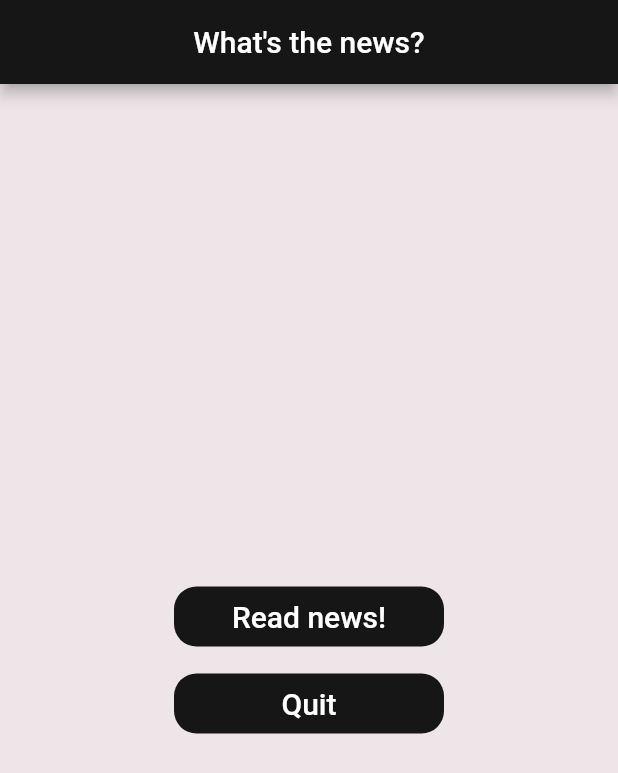
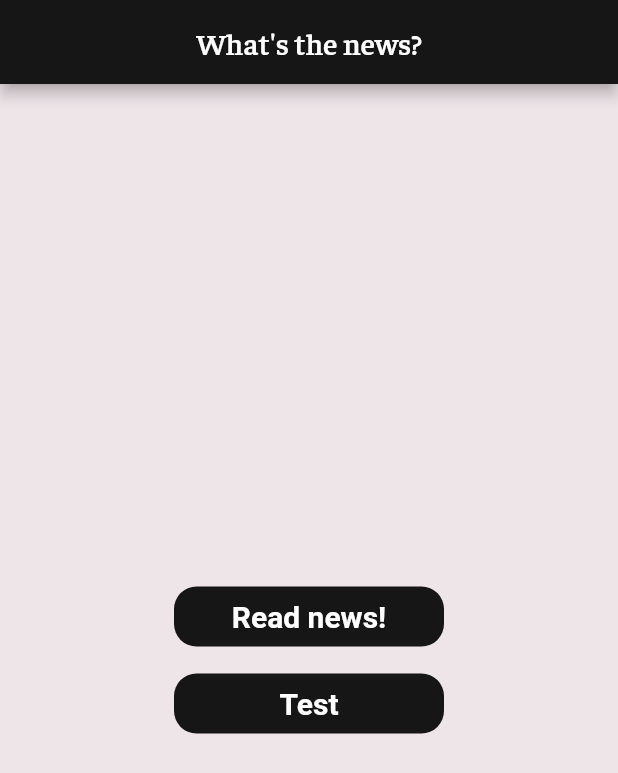
Before and after one commit to Lokker29/whats_the_news, a Flutter app: the screen it shows after launch, on a phone screen of 412 x 824 dp. Shown: the top 773 px of the screen. Run offline on Flutter 3.47's test engine with Material 2 defaults, Android fonts, the phone set to English and light mode, and no system bars; our stand-ins replace chopper, flutter_spinkit; generated files the repository leaves out were written again.

Commit message:
added fonts

```diff
--- a/lib/main.dart
+++ b/lib/main.dart
@@ -7,8 +7,12 @@ void main() {
     theme: ThemeData(
       primaryColor: Color(0xFF171617),
       scaffoldBackgroundColor: Color(0xFFEEE5E9),
+      fontFamily: 'Faustina',
       textButtonTheme: TextButtonThemeData(
         style: TextButton.styleFrom(
+            textStyle: TextStyle(
+              fontWeight: FontWeight.w600,
+            ),
             shape: RoundedRectangleBorder(
                 borderRadius: BorderRadius.circular(15.0)),
             minimumSize: Size(180.0, 40.0),
--- a/lib/pages/home.dart
+++ b/lib/pages/home.dart
@@ -1,5 +1,4 @@
 import 'package:flutter/material.dart';
-import 'package:flutter/services.dart';
 import 'package:whats_the_news/resources/string_constants.dart';
 import 'package:whats_the_news/views/menu_button.dart';
 
@@ -9,28 +8,40 @@ class Home extends StatefulWidget {
 }
 
 class _HomeState extends State<Home> {
-
   @override
   Widget build(BuildContext context) {
     return Scaffold(
-      appBar: AppBar(
+      appBar: _buildAppbar(),
+      body: _buildBody(),
+    );
+  }
+
+  Widget _buildAppbar() {
+    return AppBar(
       automaticallyImplyLeading: false,
-        title: Text(StringConstants.mainTitle, style: TextStyle(fontSize: 20)),
+      title: Text(
+        StringConstants.mainTitle,
+        style: TextStyle(
+          fontSize: 20,
+          fontWeight: FontWeight.w600,
+        ),
+      ),
       centerTitle: true,
-      ),
-      body: Container(
+    );
+  }
+
+  Widget _buildBody() {
+    return Container(
       child: Center(
         child: Column(
           mainAxisAlignment: MainAxisAlignment.center,
           children: [
             MenuButton(
                 text: StringConstants.goToNewsButtonText,
-                  onPressed: () =>
-                      Navigator.of(context).pushNamed('/news')),
+                onPressed: () => Navigator.of(context).pushNamed('/news')),
             SizedBox(height: 10),
-              MenuButton(text: "Quit", onPressed: () => SystemNavigator.pop()),
+            MenuButton(text: "Test", onPressed: () {}),
           ],
-          ),
         ),
       ),
     );
--- a/lib/resources/string_constants.dart
+++ b/lib/resources/string_constants.dart
@@ -7,4 +7,7 @@ class StringConstants {
 
   static const errorAlertTitle = 'Oups! There was an error';
   static const errorAlertText = 'Try again';
+
+  static const emptyListOfNewsText =
+      "Sorry, no matches were found for your query";
 }
--- a/lib/services/news_api_client.dart
+++ b/lib/services/news_api_client.dart
@@ -29,7 +29,7 @@ class NewsAPI {
   Future<List<News>> getEverything() async {
     var dataFromAPI =
         (await _makeCheckedCall(() => newsEverythingService.getNews({
-                  'sources': 'bbc-news',
+                  'q': 'bbc',
                   'pageSize': 10,
                 })))
             .body['articles'] as List<dynamic>;
```
Also changed, not shown: lib/pages/news_page.dart (+7 -2 lines), lib/views/list_of_news.dart (+12 -0 lines), pubspec.yaml (+26 -16 lines), fonts/Bricktown-Italic.ttf (added), fonts/Bricktown.ttf (added), fonts/Faustina-Bold.ttf (added), fonts/Faustina-BoldItalic.ttf (added), fonts/Faustina-Italic.ttf (added), fonts/Faustina-Medium.ttf (added), fonts/Faustina-MediumItalic.ttf (added), fonts/Faustina-Regular.ttf (added), fonts/Faustina-SemiBold.ttf (added), fonts/Faustina-SemiBoldItalic.ttf (added). Lines whose indentation alone changed are shown as unchanged.
